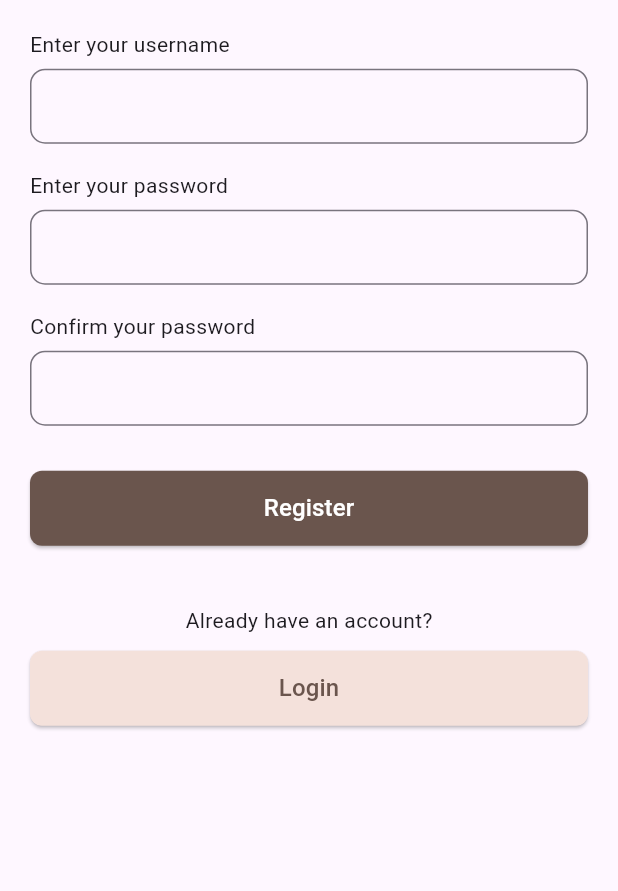
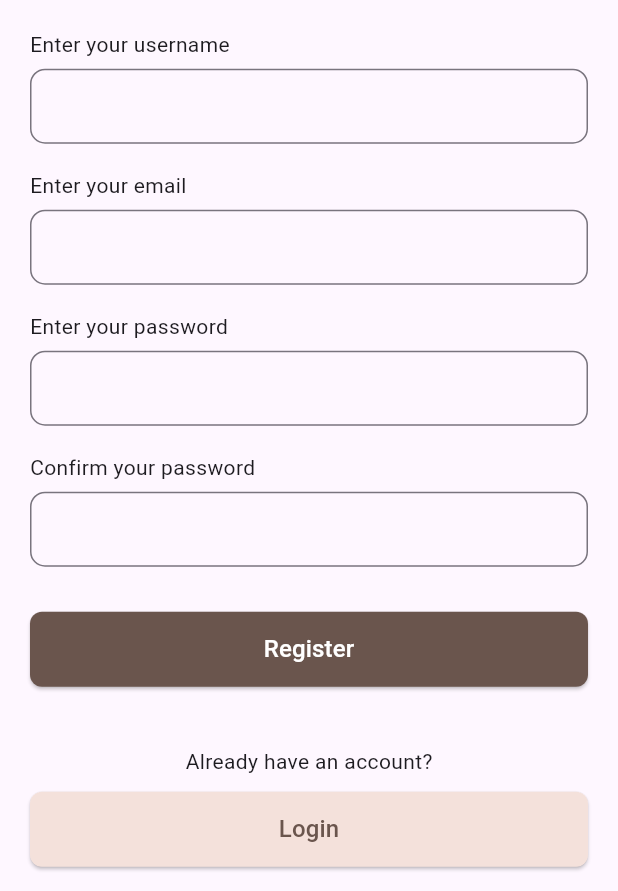
Before and after one commit to tra99/test_session_cammob, a Flutter app: the screen it shows after launch, after a tap on "Login", after a tap on "Register", on a phone screen of 412 x 824 dp, the part 345-1236 px from its top. Run offline on Flutter 3.47's test engine with Material 3 defaults, Android fonts, the phone set to English and light mode, and no system bars; our stand-ins replace firebase_core, firebase_messaging, flutter_bloc, loading_animation_widget, shared_preferences; accounts and stored records are empty; generated files the repository leaves out were written again; network calls fail.

Commit message:
notification and fix loginSignUp

```diff
--- a/lib/IntegrateAPI/auth/login_screen.dart
+++ b/lib/IntegrateAPI/auth/login_screen.dart
@@ -1,6 +1,5 @@
 import 'package:flutter/material.dart';
 import 'package:flutter/services.dart';
-import 'package:flutter_dotenv/flutter_dotenv.dart';
 import 'package:http/http.dart' as http;
 import 'package:test_cammob/IntegrateAPI/screen/home_screen.dart';
 import 'package:test_cammob/IntegrateAPI/auth/signup_screen.dart';
@@ -15,25 +14,22 @@ class LoginScreen extends StatefulWidget {
 }
 
 class _LoginScreenState extends State<LoginScreen> {
+  final TextEditingController _gmailController = TextEditingController();
+  final TextEditingController _passwordController = TextEditingController();
 
-  final TextEditingController _gmailController=TextEditingController();
-  final TextEditingController _passwordController=TextEditingController();
-
-  final formKey=GlobalKey<FormState>();
-  String email="";
-  String password="";
+  final formKey = GlobalKey<FormState>();
+  String email = "";
+  String password = "";
   String? errorMessage;
 
   Future<void> _login() async {
-
     final String username = _gmailController.text;
     final String password = _passwordController.text;
 
     try {
       final response = await http.post(
-        Uri.parse('${dotenv.env['BASE_URL']}/user/signin?username=$username&password=$password'),
+        Uri.parse('http://10.0.2.2:7000/api/user/signin?username=$username&password=$password'),
       );
-
 
       if (response.statusCode == 200) {
         final responseData = response.body;
@@ -42,15 +38,15 @@ class _LoginScreenState extends State<LoginScreen> {
           Future.delayed(
             const Duration(milliseconds: 500),
             () {
-              // Navigator.push(
-              //   context,
-              //   MaterialPageRoute(builder: (context) => const HomeScreenAPI()),
-              // );
+              Navigator.push(
+                context,
+                MaterialPageRoute(builder: (context) => const ListCardItems()),
+              );
             },
           );
         } else {
           setState(() {
-            errorMessage = "Incorrect account";
+            errorMessage = "Disconection...";
           });
         }
       } else {
@@ -58,13 +54,14 @@ class _LoginScreenState extends State<LoginScreen> {
           errorMessage = "An error occurred. Please try again later.";
         });
       }
-
     } catch (e) {
       setState(() {
-        errorMessage = "An error occurred. Please try again later.";
+        errorMessage = "An error occurred: ${e.toString()}";
       });
     }
   }
+
+
 
   @override
   Widget build(BuildContext context) {
@@ -82,16 +79,15 @@ class _LoginScreenState extends State<LoginScreen> {
               const SizedBox(
                 height: 150,
               ),
-              Center(child: Image.asset("assets/png/coffee_logo.png", width: 200)),
+              Center(
+                  child: Image.asset("assets/png/coffee_logo.png", width: 200)),
               const SizedBox(height: 20),
-
               const SizedBox(height: 20),
               const Align(
                 alignment: Alignment.centerLeft,
                 child: Padding(
                   padding: EdgeInsets.only(left: 20.0),
-                  child:
-                      Text("Enter your username"),
+                  child: Text("Enter your username"),
                 ),
               ),
               const SizedBox(height: 6),
@@ -104,12 +100,13 @@ class _LoginScreenState extends State<LoginScreen> {
                     decoration: const InputDecoration(
                       border: OutlineInputBorder(
                         borderRadius: BorderRadius.all(Radius.circular(10)),
-                        borderSide: BorderSide(color: Color.fromARGB(255, 83, 62, 54)),
+                        borderSide: BorderSide(
+                            color: Color.fromARGB(255, 83, 62, 54)),
                       ),
                       focusedBorder: OutlineInputBorder(
                         borderRadius: BorderRadius.all(Radius.circular(10)),
                         borderSide: BorderSide(
-                          color: Color.fromARGB(255, 83, 62, 54)),
+                            color: Color.fromARGB(255, 83, 62, 54)),
                       ),
                     ),
                     onChanged: (value) {
@@ -117,11 +114,9 @@ class _LoginScreenState extends State<LoginScreen> {
                         email = value;
                       });
                     },
-
                   ),
                 ),
               ),
-
               const SizedBox(
                 height: 18,
               ),
@@ -150,19 +145,19 @@ class _LoginScreenState extends State<LoginScreen> {
                       ),
                       focusedBorder: OutlineInputBorder(
                         borderRadius: BorderRadius.all(Radius.circular(10)),
-                        borderSide: BorderSide(
-                            color: Color.fromARGB(255, 83, 62,54)),
+                        borderSide:
+                            BorderSide(color: Color.fromARGB(255, 83, 62, 54)),
                       ),
                     ),
                     validator: (value) {
-                      if(value!.length<6){
+                      if (value!.length < 6) {
                         return "Password must have more than six characters";
                       }
                       return null;
                     },
                     onChanged: (value) {
                       setState(() {
-                        password=value;
+                        password = value;
                       });
                     },
                   ),
@@ -192,14 +187,20 @@ class _LoginScreenState extends State<LoginScreen> {
                   height: 50,
                   child: ElevatedButton(
                     onPressed: () {
-                      if(formKey.currentState!.validate()){
+                      if (formKey.currentState!.validate()) {
                         _login();
-                        Navigator.push(context, MaterialPageRoute(builder: (context)=>const ListCardItems()));
+                        // Navigator.push(
+                        //   context,
+                        //   MaterialPageRoute(builder: (context) => const ListCardItems()),
+                        // );
                       }
                     },
                     style: ElevatedButton.styleFrom(
-                      foregroundColor: Colors.white, backgroundColor: const Color.fromARGB(255, 106, 85, 77),
-                      padding: const EdgeInsets.symmetric(horizontal: 16, vertical: 12),
+                      foregroundColor: Colors.white,
+                      backgroundColor:
+                          const Color.fromARGB(255, 106, 85, 77),
+                      padding: const EdgeInsets.symmetric(
+                          horizontal: 16, vertical: 12),
                       shape: RoundedRectangleBorder(
                         borderRadius: BorderRadius.circular(8),
                       ),
@@ -211,25 +212,44 @@ class _LoginScreenState extends State<LoginScreen> {
                   ),
                 ),
               ),
+              if (errorMessage != null)
+                Padding(
+                  padding: const EdgeInsets.all(8.0),
+                  child: Text(
+                    errorMessage!,
+                    style: const TextStyle(color: Colors.red),
+                  ),
+                ),
               const SizedBox(
                 height: 20,
               ),
-              const Text("Don't have account yet?",),
-              const SizedBox(height: 10,),
+              const Text(
+                "Don't have account yet?",
+              ),
+              const SizedBox(
+                height: 10,
+              ),
               Padding(
-                padding: const EdgeInsets.only(left: 20,right: 20,bottom: 20),
+                padding:
+                    const EdgeInsets.only(left: 20, right: 20, bottom: 20),
                 child: SizedBox(
                   width: double.infinity,
                   height: 50,
                   child: ElevatedButton(
                     onPressed: () {
                       Navigator.push(
-                        context,MaterialPageRoute(builder: (context) => const RegisterScreen()),
+                        context,
+                        MaterialPageRoute(
+                            builder: (context) => const RegisterScreen()),
                       );
                     },
                     style: ElevatedButton.styleFrom(
-                      foregroundColor: const Color.fromARGB(255, 106, 85, 77), backgroundColor: const Color.fromARGB(255, 244, 225, 219),
-                      padding: const EdgeInsets.symmetric(horizontal: 16, vertical: 12),
+                      foregroundColor:
+                          const Color.fromARGB(255, 106, 85, 77),
+                      backgroundColor:
+                          const Color.fromARGB(255, 244, 225, 219),
+                      padding: const EdgeInsets.symmetric(
+                          horizontal: 16, vertical: 12),
                       shape: RoundedRectangleBorder(
                         borderRadius: BorderRadius.circular(8),
                       ),
--- a/lib/IntegrateAPI/auth/signup_screen.dart
+++ b/lib/IntegrateAPI/auth/signup_screen.dart
@@ -1,6 +1,7 @@
+import 'dart:convert';
 import 'package:flutter/material.dart';
-import 'package:flutter/services.dart';
 import 'package:test_cammob/IntegrateAPI/auth/login_screen.dart';
+import 'package:http/http.dart' as http;
 
 class RegisterScreen extends StatefulWidget {
   const RegisterScreen({Key? key}) : super(key: key);
@@ -13,30 +14,45 @@ class _RegisterScreenState extends State<RegisterScreen> {
   TextEditingController _username = TextEditingController();
   TextEditingController _password = TextEditingController();
   TextEditingController _confirmPassword = TextEditingController();
+  TextEditingController _email = TextEditingController();
+
+  Future<void> _register() async {
+    if (_password.text != _confirmPassword.text) {
+      print("Incorrect password");
+    }
+
+    try {
+      String message = await registerUser(_username.text, _password.text, _email.text);
+
+      if (message == 'User registered successfully') {
+        Navigator.push(
+          context,
+          MaterialPageRoute(builder: (context) => const LoginScreen()),
+        );
+      } else {
+        print("Unexpected response: $message");
+      }
+    } catch (e) {
+      print(e);
+    }
+  }
 
   @override
   Widget build(BuildContext context) {
-    SystemChrome.setSystemUIOverlayStyle(const SystemUiOverlayStyle(
-      statusBarColor: Color.fromARGB(255, 78, 64, 59),
-      statusBarBrightness: Brightness.dark,
-    ));
     return Scaffold(
       body: SingleChildScrollView(
         child: Column(
           mainAxisAlignment: MainAxisAlignment.center,
           crossAxisAlignment: CrossAxisAlignment.center,
           children: [
-            const SizedBox(
-              height: 120,
-            ),
+            const SizedBox(height: 120),
             Image.asset("assets/png/coffee_logo.png", width: 200),
             const SizedBox(height: 20),
             const Align(
               alignment: Alignment.centerLeft,
               child: Padding(
                 padding: EdgeInsets.only(left: 20.0),
-                child:
-                    Text("Enter your username",),
+                child: Text("Enter your username"),
               ),
             ),
             const SizedBox(height: 6),
@@ -49,28 +65,50 @@ class _RegisterScreenState extends State<RegisterScreen> {
                   decoration: const InputDecoration(
                     border: OutlineInputBorder(
                       borderRadius: BorderRadius.all(Radius.circular(10)),
-                      borderSide:
-                          BorderSide(color: Color.fromARGB(255, 83, 62, 54)),
+                      borderSide: BorderSide(color: Color.fromARGB(255, 83, 62, 54)),
                     ),
                     focusedBorder: OutlineInputBorder(
                       borderRadius: BorderRadius.all(Radius.circular(10)),
-                      borderSide: BorderSide(
-                          color: Color.fromARGB(255, 83, 62,54)),
+                      borderSide: BorderSide(color: Color.fromARGB(255, 83, 62, 54)),
                     ),
                   ),
                 ),
               ),
             ),
-            const SizedBox(
-              height: 18,
-            ),
+            const SizedBox(height: 18),
             const Align(
               alignment: Alignment.centerLeft,
               child: Padding(
                 padding: EdgeInsets.only(left: 20.0),
-                child: Text(
-                  "Enter your password",
+                child: Text("Enter your email"), // Add email input
+              ),
+            ),
+            const SizedBox(height: 6),
+            Padding(
+              padding: const EdgeInsets.symmetric(horizontal: 20.0),
+              child: SizedBox(
+                height: 50,
+                child: TextField(
+                  controller: _email,
+                  decoration: const InputDecoration(
+                    border: OutlineInputBorder(
+                      borderRadius: BorderRadius.all(Radius.circular(10)),
+                      borderSide: BorderSide(color: Color.fromARGB(255, 83, 62, 54)),
+                    ),
+                    focusedBorder: OutlineInputBorder(
+                      borderRadius: BorderRadius.all(Radius.circular(10)),
+                      borderSide: BorderSide(color: Color.fromARGB(255, 83, 62, 54)),
+                    ),
+                  ),
                 ),
+              ),
+            ),
+            const SizedBox(height: 18),
+            const Align(
+              alignment: Alignment.centerLeft,
+              child: Padding(
+                padding: EdgeInsets.only(left: 20.0),
+                child: Text("Enter your password"),
               ),
             ),
             const SizedBox(height: 6),
@@ -84,29 +122,22 @@ class _RegisterScreenState extends State<RegisterScreen> {
                   decoration: const InputDecoration(
                     border: OutlineInputBorder(
                       borderRadius: BorderRadius.all(Radius.circular(10)),
-                      borderSide:
-                          BorderSide(color: Color.fromARGB(255, 83, 62, 54)),
+                      borderSide: BorderSide(color: Color.fromARGB(255, 83, 62, 54)),
                     ),
                     focusedBorder: OutlineInputBorder(
                       borderRadius: BorderRadius.all(Radius.circular(10)),
-                      borderSide: BorderSide(
-                          color: Color.fromARGB(255, 83, 62,
-                              54)),
+                      borderSide: BorderSide(color: Color.fromARGB(255, 83, 62, 54)),
                     ),
                   ),
                 ),
               ),
             ),
-            const SizedBox(
-              height: 18,
-            ),
+            const SizedBox(height: 18),
             const Align(
               alignment: Alignment.centerLeft,
               child: Padding(
                 padding: EdgeInsets.only(left: 20.0),
-                child: Text(
-                  "Confirm your password",
-                ),
+                child: Text("Confirm your password"),
               ),
             ),
             const SizedBox(height: 6),
@@ -120,25 +151,45 @@ class _RegisterScreenState extends State<RegisterScreen> {
                   decoration: const InputDecoration(
                     border: OutlineInputBorder(
                       borderRadius: BorderRadius.all(Radius.circular(10)),
-                      borderSide:
-                          BorderSide(color: Color.fromARGB(255, 83, 62, 54)),
+                      borderSide: BorderSide(color: Color.fromARGB(255, 83, 62, 54)),
                     ),
                     focusedBorder: OutlineInputBorder(
                       borderRadius: BorderRadius.all(Radius.circular(10)),
-                      borderSide: BorderSide(
-                          color: Color.fromARGB(255, 83, 62,
-                              54)),
+                      borderSide: BorderSide(color: Color.fromARGB(255, 83, 62, 54)),
                     ),
                   ),
                 ),
               ),
             ),
-            const SizedBox(
-              height: 10,
-            ),
+            const SizedBox(height: 10),
 
             Padding(
               padding: const EdgeInsets.all(20.0),
+              child: SizedBox(
+                width: double.infinity,
+                height: 50,
+                child: ElevatedButton(
+                  onPressed: _register,
+                  style: ElevatedButton.styleFrom(
+                    foregroundColor: Colors.white,
+                    backgroundColor: const Color.fromARGB(255, 106, 85, 77),
+                    padding: const EdgeInsets.symmetric(horizontal: 16, vertical: 12),
+                    shape: RoundedRectangleBorder(
+                      borderRadius: BorderRadius.circular(8),
+                    ),
+                  ),
+                  child: const Text(
+                    'Register',
+                    style: TextStyle(fontSize: 16),
+                  ),
+                ),
+              ),
+            ),
+            const SizedBox(height: 20),
+            const Text("Already have an account?"),
+            const SizedBox(height: 10),
+            Padding(
+              padding: const EdgeInsets.only(left: 20, right: 20, bottom: 20),
               child: SizedBox(
                 width: double.infinity,
                 height: 50,
@@ -150,38 +201,8 @@ class _RegisterScreenState extends State<RegisterScreen> {
                     );
                   },
                   style: ElevatedButton.styleFrom(
-                    foregroundColor: Colors.white, backgroundColor: const Color.fromARGB(255, 106, 85, 77),
-                    padding: const EdgeInsets.symmetric(horizontal: 16, vertical: 12), // Button padding
-                    shape: RoundedRectangleBorder(
-                      borderRadius: BorderRadius.circular(8),
-                    ),
-                  ),
-                  child: const Text(
-                    'Register',
-                    style: TextStyle(fontSize: 16),
-                  ),
-                ),
-              ),
-            ),
-            const SizedBox(
-              height: 20,
-            ),
-            const Text("Already have an account?",),
-            const SizedBox(height: 10,),
-            Padding(
-              padding: const EdgeInsets.only(left: 20,right: 20,bottom: 20),
-              child: SizedBox(
-                width: double.infinity,
-                height: 50,
-                child: ElevatedButton(
-                  onPressed: () {
-                    Navigator.push(
-                      context,
-                      MaterialPageRoute(builder: (context) => const LoginScreen()),
-                    );
-                  },
-                  style: ElevatedButton.styleFrom(
-                    foregroundColor: const Color.fromARGB(255, 106, 85, 77), backgroundColor: const Color.fromARGB(255, 244, 225, 219),
+                    foregroundColor: const Color.fromARGB(255, 106, 85, 77),
+                    backgroundColor: const Color.fromARGB(255, 244, 225, 219),
                     padding: const EdgeInsets.symmetric(horizontal: 16, vertical: 12),
                     shape: RoundedRectangleBorder(
                       borderRadius: BorderRadius.circular(8),
@@ -200,3 +221,27 @@ class _RegisterScreenState extends State<RegisterScreen> {
     );
   }
 }
+
+
+// register service
+Future<String> registerUser(String username, String password, String email) async {
+  final String url = 'http://10.0.2.2:7000/api/user/signup';
+
+  final response = await http.post(
+    Uri.parse(url),
+    headers: {
+      'Content-Type': 'application/json',
+    },
+    body: jsonEncode({
+      'username': username,
+      'password': password,
+      'email': email,
+    }),
+  );
+
+  if (response.statusCode == 200) {
+     return response.body;
+  } else {
+    throw Exception('Failed to register user');
+  }
+}
--- a/lib/MuliLanguage/components/button_custom.dart
+++ b/lib/MuliLanguage/components/button_custom.dart
@@ -19,7 +19,7 @@ class CustomButton extends StatelessWidget {
     required this.text,
     required this.onPressed,
     this.textColor = Colors.white,
-    this.backgroundColor = const Color.fromARGB(255, 253, 173, 162),
+    this.backgroundColor = Colors.blue,
     // this.borderColor = Colors.white,
     this.borderRadius = 10.0,
     this.elevation = 2.0,
--- a/lib/MuliLanguage/swap_language.dart
+++ b/lib/MuliLanguage/swap_language.dart
@@ -26,14 +26,14 @@ class _ChangeLanguageState extends State<ChangeLanguage> {
         leading: GestureDetector(
           child: const Icon(
             Icons.arrow_back,
-            color: Color.fromARGB(255, 253, 173, 162),
+            // color: Color.fromARGB(255, 253, 173, 162),
           ),
         ),
         centerTitle: true,
         title: Text(
           AppLocalizations.of(context)!.checkout,
           style: const TextStyle(
-              color: Color.fromARGB(255, 253, 173, 162),
+              // color: Colors.blue,
               fontSize: 22,
               fontWeight: FontWeight.w600),
         ),
--- a/lib/main.dart
+++ b/lib/main.dart
@@ -1,18 +1,26 @@
+import 'package:firebase_core/firebase_core.dart';
 import 'package:flutter/material.dart';
 import 'package:flutter_localizations/flutter_localizations.dart';
 import 'package:provider/provider.dart';
 import 'package:test_cammob/IntegrateAPI/provider/api_provider.dart';
 import 'package:flutter_gen/gen_l10n/app_localizations.dart';
 import 'package:test_cammob/MuliLanguage/provider/change_language_provider.dart';
+import 'package:test_cammob/firebase_options.dart';
 import 'package:test_cammob/providerTest1/Splashpage/splah_screen.dart';
 import 'package:test_cammob/providerTest1/provider_class.dart';
+import 'package:test_cammob/providerTest1/screen_notifiaction/firebase_api.dart';
+import 'package:test_cammob/providerTest1/screen_notifiaction/notification_push.dart';
 import 'MuliLanguage/swap_language.dart';
 import 'providerTest1/DarkLight/provider.dart';
 
-import 'package:flutter/material.dart';
-import 'package:provider/provider.dart';
+final navigatorKey=GlobalKey<NavigatorState>();
 
-void main() {
+void main() async{
+  WidgetsFlutterBinding.ensureInitialized();
+  await Firebase.initializeApp(
+    options: DefaultFirebaseOptions.currentPlatform
+  );
+  await FirebaseApi().initNotification();
   runApp(
     MultiProvider(
       providers: [
@@ -41,6 +49,11 @@ class MyApp extends StatelessWidget {
       localizationsDelegates: AppLocalizations.localizationsDelegates,
       supportedLocales: AppLocalizations.supportedLocales,
       home: MySplashScreen(),
+      // home: MyNotificationScreen(),
+      navigatorKey: navigatorKey,
+      routes: {
+        '/myHomePageNotification':(context)=>MyHomePageNotification(),
+      },
     );
   }
 }
--- /dev/null
+++ b/lib/providerTest1/screen_notifiaction/firebase_api.dart
@@ -0,0 +1,34 @@
+import 'package:firebase_messaging/firebase_messaging.dart';
+import 'package:test_cammob/main.dart';
+
+class FirebaseApi{
+  final _firebaseMessaging=FirebaseMessaging.instance;
+
+   Future<void> initNotification()async{
+    // request permission from user
+    await _firebaseMessaging.requestPermission();
+
+    //fetch the FCM token for this device
+    final fCMToken=await _firebaseMessaging.getToken();
+
+    // to see token
+    print('Token: $fCMToken');
+
+    initPushNotifications();
+   }
+
+  void handleMessage(RemoteMessage? message){
+    if(message==null) return;
+
+    navigatorKey.currentState?.pushNamed(
+      '/myHomePageNotification',
+      arguments: message,
+    );
+  }
+
+  Future initPushNotifications()async{
+    FirebaseMessaging.instance.getInitialMessage().then(handleMessage);
+
+    FirebaseMessaging.onMessageOpenedApp.listen(handleMessage);
+  }
+}
--- a/pubspec.yaml
+++ b/pubspec.yaml
@@ -45,6 +45,9 @@ dependencies:
   flutter_localizations:
     sdk: flutter
   intl: any
+  firebase_core: ^3.1.1
+  flutterfire_cli: ^0.1.1+2
+  firebase_messaging: ^15.0.2
 
 dev_dependencies:
   flutter_test:
```
Also changed, not shown: lib/providerTest1/provider_class.dart (+28 -5 lines), lib/providerTest1/screen_notifiaction/notification_push.dart (added, +53 -0 lines), firebase.json (added), lib/firebase_options.dart (added), pubspec.lock, 8 other files.
